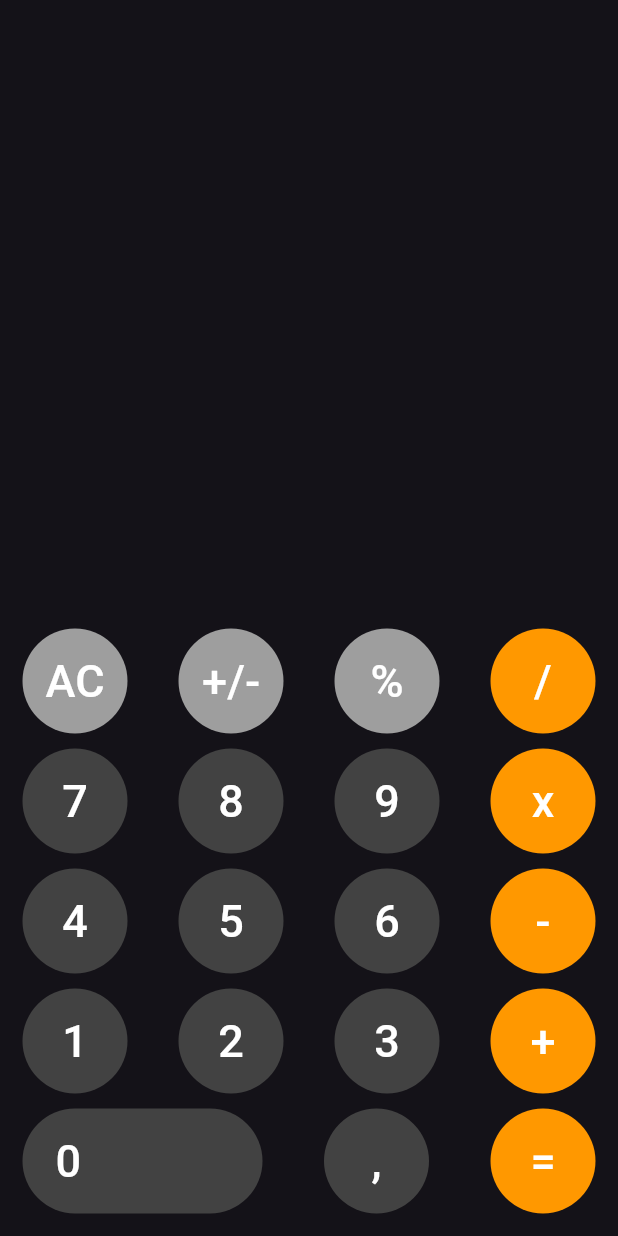
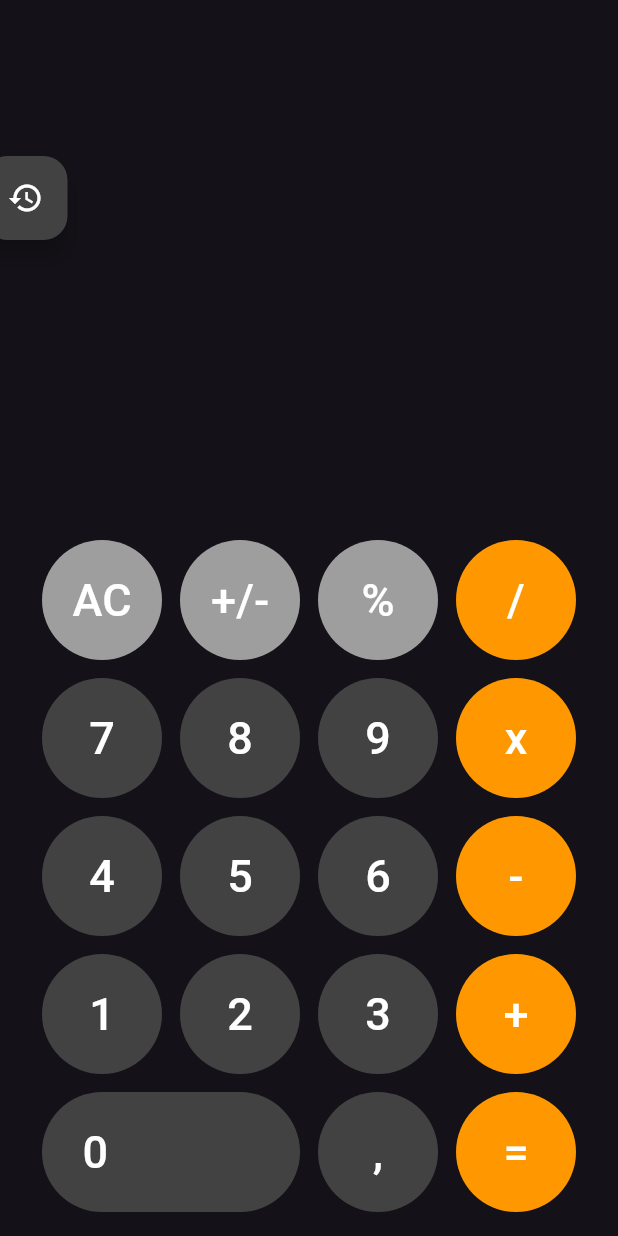
Before and after one commit to igorjosecm/calculator-flutter, a Flutter app: the screen it shows after launch, on a phone screen of 412 x 824 dp. Run offline on Flutter 3.47's test engine with Material 3 defaults, Android fonts, the phone set to English and light mode, and no system bars; our stand-ins replace google_fonts.

Commit message:
fixed web error, maed some resolution adjusts, theres a bottom overflow issue below 541p

```diff
--- a/lib/screens/home_page.dart
+++ b/lib/screens/home_page.dart
@@ -33,6 +33,18 @@ class _MyHomePageState extends State<MyHomePage> {
     return operationList.contains(buttonLabel);
   }
 
+  double getButtonSize(BuildContext context) {
+    double screenWidth = MediaQuery.of(context).size.width;
+
+    if (screenWidth < 380) {
+      return 70;
+    } else if (screenWidth < 800) {
+      return 80;
+    } else {
+      return 90;
+    }
+  }
+
   void _incrementCounter(String key) {
     switch (key) {
       case '0':
@@ -59,14 +71,18 @@ class _MyHomePageState extends State<MyHomePage> {
         }
         break;
       case '/':
+        if (_counter != '') {
           operation = key;
           firstCounter = double.parse(_counter);
           _counter = '0';
+        }
         break;
       case 'x':
+        if (_counter != '') {
           operation = key;
           firstCounter = double.parse(_counter);
           _counter = '0';
+        }
         break;
       case '-':
         if (_counter != '') {
@@ -162,7 +178,7 @@ class _MyHomePageState extends State<MyHomePage> {
         String resultString = result.toString();
         List<String> resultSplit = resultString.split('.');
 
-        if (resultSplit[1] == '0') {
+        if (resultSplit.length > 1 && resultSplit[1] == '0') {
           setState(() {
             _counter = int.parse(resultSplit[0]).toString();
           });
@@ -233,16 +249,26 @@ class _MyHomePageState extends State<MyHomePage> {
     }
   }
 
-  void closeDrawer(BuildContext context) {
-    Navigator.of(context).pop();
-  }
-
   @override
   Widget build(BuildContext context) {
-    const double buttonSize = 70;
-
     return Scaffold(
       key: _scaffoldKey,
+      floatingActionButton: Stack(
+        children: [
+
+          Positioned(
+            left: 5.0,
+            top: 120,
+            child: FloatingActionButton(
+              backgroundColor: Colors.grey[800] as Color,
+              onPressed: () {
+                _scaffoldKey.currentState?.openDrawer();
+              },
+              child: const Icon(Icons.history, color: Colors.white),
+            ),
+          ),
+        ],
+      ),
       drawer: SafeArea(
         top: true,
         child: OperationsHistoryDrawer(
@@ -256,32 +282,35 @@ class _MyHomePageState extends State<MyHomePage> {
         ),
       ),
       body: SafeArea(
-        child: Container(
+        child: Column(
+          mainAxisAlignment: MainAxisAlignment.spaceBetween,
+          children: [
+            Container(
+              margin: const EdgeInsets.only(top: 15),
+              height: 35,
+              child: ListView.builder(
+                controller: _scrollController,
+                itemCount: _operationsHistory.length,
+                itemBuilder: (context, index) {
+                  return Padding(
+                    padding: EdgeInsets.zero,
+                    child: ListTile(
+                      title: Text(_operationsHistory[index]),
+                    ),
+                  );
+                },
+              ),
+            ),
+            Container(
               margin: const EdgeInsets.all(10),
               child: Column(
                 mainAxisAlignment: MainAxisAlignment.end,
                 children: [
-              Expanded(
-                child: GestureDetector(
-                  onTap: () {
-                    _scaffoldKey.currentState?.openDrawer();
-                  },
-                  child: ListView.builder(
-                    controller: _scrollController,
-                    itemCount: _operationsHistory.length,
-                    itemBuilder: (context, index) {
-                      return ListTile(
-                        title: Text(_operationsHistory[index]),
-                      );
-                    },
-                  ),
-                ),
-              ),
                   Row(
                     mainAxisAlignment: MainAxisAlignment.end,
                     children: [
                       Padding(
-                    padding: const EdgeInsets.only(right: 18.0),
+                        padding: const EdgeInsets.only(right: 23.0),
                         child: Text(
                           _operationDisplay,
                           style: const TextStyle(
@@ -311,10 +340,10 @@ class _MyHomePageState extends State<MyHomePage> {
                     ),
                   ),
                   Row(
-                mainAxisAlignment: MainAxisAlignment.spaceBetween,
+                    mainAxisAlignment: MainAxisAlignment.center,
                     children: firstList.map<Widget>((number) {
                       return CustomButton(
-                    buttonSize: buttonSize,
+                        buttonSize: getButtonSize(context),
                         text: number,
                         onPressed: () => _incrementCounter(number),
                         color: isOperation(number)
@@ -325,10 +354,10 @@ class _MyHomePageState extends State<MyHomePage> {
                     }).toList(),
                   ),
                   Row(
-                mainAxisAlignment: MainAxisAlignment.spaceBetween,
+                    mainAxisAlignment: MainAxisAlignment.center,
                     children: num7to9List.map<Widget>((number) {
                       return CustomButton(
-                    buttonSize: buttonSize,
+                        buttonSize: getButtonSize(context),
                         text: number,
                         onPressed: () => _incrementCounter(number),
                         color: isOperation(number)
@@ -339,10 +368,10 @@ class _MyHomePageState extends State<MyHomePage> {
                     }).toList(),
                   ),
                   Row(
-                mainAxisAlignment: MainAxisAlignment.spaceBetween,
+                    mainAxisAlignment: MainAxisAlignment.center,
                     children: num4to6List.map<Widget>((number) {
                       return CustomButton(
-                    buttonSize: buttonSize,
+                        buttonSize: getButtonSize(context),
                         text: number,
                         onPressed: () => _incrementCounter(number),
                         color: isOperation(number)
@@ -353,10 +382,10 @@ class _MyHomePageState extends State<MyHomePage> {
                     }).toList(),
                   ),
                   Row(
-                mainAxisAlignment: MainAxisAlignment.spaceBetween,
+                    mainAxisAlignment: MainAxisAlignment.center,
                     children: num1to3List.map<Widget>((number) {
                       return CustomButton(
-                    buttonSize: buttonSize,
+                        buttonSize: getButtonSize(context),
                         text: number,
                         onPressed: () => _incrementCounter(number),
                         color: isOperation(number)
@@ -367,25 +396,25 @@ class _MyHomePageState extends State<MyHomePage> {
                     }).toList(),
                   ),
                   Row(
-                mainAxisAlignment: MainAxisAlignment.spaceBetween,
+                    mainAxisAlignment: MainAxisAlignment.center,
                     children: <Widget>[
                       DoubleButton(
                         number: '0',
-                    buttonSize: buttonSize,
+                        buttonSize: getButtonSize(context),
                         fun: () => _incrementCounter('0'),
                       ),
                       CustomButton(
                         text: ',',
                         onPressed: () => _incrementCounter('.'),
                         color: Colors.grey[800] as Color,
-                    buttonSize: buttonSize,
+                        buttonSize: getButtonSize(context),
                         overlayColor: const Color.fromARGB(90, 255, 255, 255),
                       ),
                       CustomButton(
                         text: '=',
                         onPressed: () => _incrementCounter('='),
                         color: Colors.orange,
-                    buttonSize: buttonSize,
+                        buttonSize: getButtonSize(context),
                         overlayColor: const Color.fromARGB(50, 50, 50, 50),
                       ),
                     ],
@@ -393,6 +422,8 @@ class _MyHomePageState extends State<MyHomePage> {
                 ],
               ),
             ),
+          ],
+        ),
       ),
     );
   }
--- a/lib/util/custom_buttons.dart
+++ b/lib/util/custom_buttons.dart
@@ -19,11 +19,12 @@ class CustomButton extends StatelessWidget {
   @override
   Widget build(BuildContext context) {
     return Container(
-      width: buttonSize,
-      height: buttonSize,
-      margin: const EdgeInsets.all(5),
+      margin: const EdgeInsets.all(6),
       child: TextButton(
         style: ButtonStyle(
+          minimumSize: MaterialStateProperty.all<Size>(
+            Size(buttonSize, buttonSize),
+          ),
           backgroundColor: MaterialStateProperty.resolveWith<Color>(
             (states) => color,
           ),
@@ -37,11 +38,13 @@ class CustomButton extends StatelessWidget {
           ),
         ),
         onPressed: onPressed,
+        child: Center(
           child: Text(
             text,
             style: const TextStyle(
               fontSize: 30,
               color: Colors.white,
+            ),
           ),
         ),
       ),
@@ -64,11 +67,13 @@ class DoubleButton extends StatelessWidget {
   @override
   Widget build(BuildContext context) {
     return Container(
-      width: (buttonSize * 2) + 20,
-      height: buttonSize,
-      margin: const EdgeInsets.all(5),
+      margin: const EdgeInsets.all(6),
       child: TextButton(
         style: ButtonStyle(
+          alignment: Alignment.centerLeft,
+          minimumSize: MaterialStateProperty.all<Size>(
+            Size((buttonSize * 2 + 12), buttonSize),
+          ),
           backgroundColor: MaterialStateColor.resolveWith(
             (states) => Colors.grey[800] as Color,
           ),
@@ -82,10 +87,9 @@ class DoubleButton extends StatelessWidget {
           ),
         ),
         onPressed: fun,
-        child: Align(
-          alignment: Alignment.centerLeft,
         child: Padding(
-            padding: const EdgeInsets.only(left: 10),
+          padding: const EdgeInsets.only(left: 15.0),
+          child: Center(
             child: Text(
               number,
               style: const TextStyle(
```
Also changed, not shown: lib/main.dart (line endings or trailing spaces), lib/util/custom_drawer.dart (line endings or trailing spaces). Lines whose indentation alone changed are shown as unchanged.
